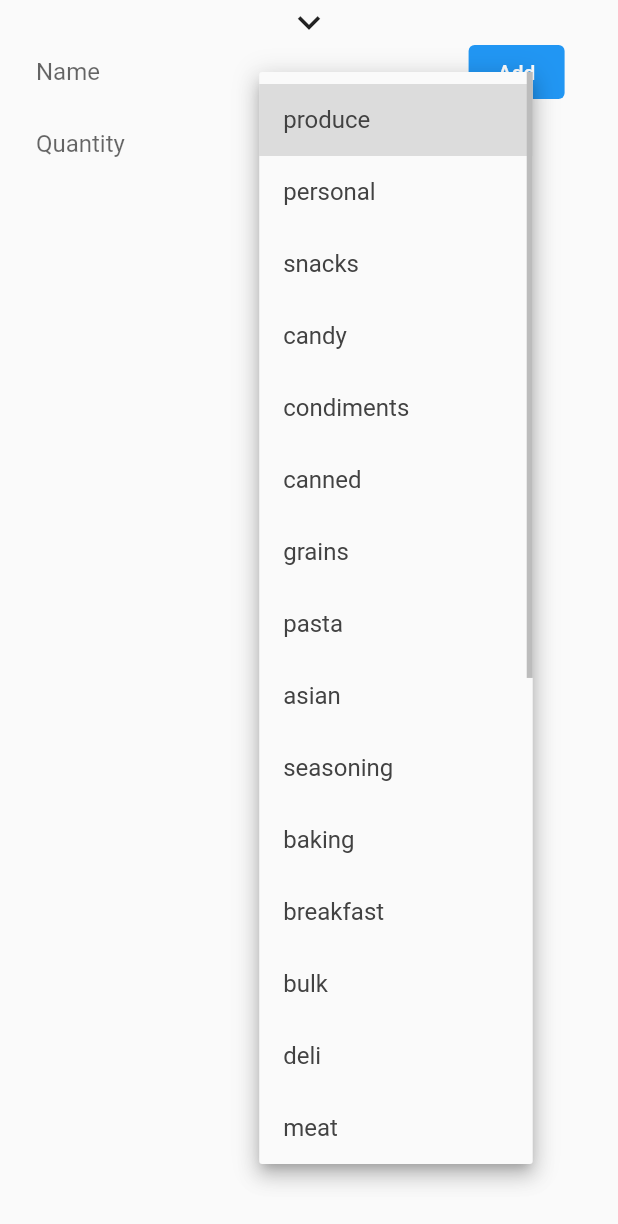
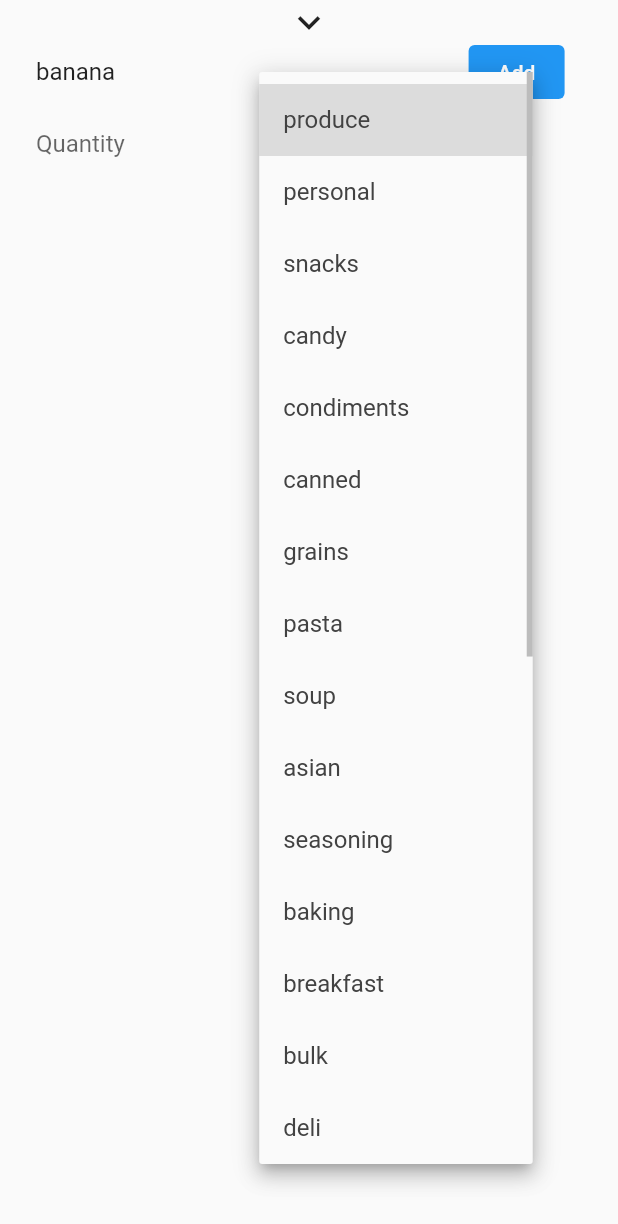
Before and after one commit to Bkohler93/Grocery_Helper, a Flutter app: the AddIngredientModal widget shown alone on an empty page, opened directly with sample values from the repository, after a tap on "Section", on a phone screen of 412 x 824 dp. Shown: the top 1224 px of the screen. Run offline on Flutter 3.47's test engine with Material 2 defaults, Android fonts, the phone set to English and light mode, and no system bars; our stand-ins replace bloc, confetti, equatable, flutter_bloc, sqflite; missing offline and left inert: fraction; accounts and stored records are empty.

Commit message:
edit grocery not working

```diff
--- a/lib/business_logic/blocs/grocery_bloc/grocery_bloc.dart
+++ b/lib/business_logic/blocs/grocery_bloc/grocery_bloc.dart
@@ -107,7 +107,8 @@ class GroceryBloc extends Bloc<GroceryEvent, GroceryState> {
 
   Future<void> _updateGrocery(UpdateGroceryEvent event, Emitter<GroceryState> emit) async {
     try {
-      var id = await _groceryRepository.checkOffGroceryItem(event.item);
+      emit(GroceryInitial());
+      var id = await _groceryRepository.updateGroceryItem(event.item);
       add(GetGroceriesEvent());
     } catch (error) {
       emit(GroceriesError("Failed to update item"));
--- a/lib/data/db_provider.dart
+++ b/lib/data/db_provider.dart
@@ -58,7 +58,7 @@ class SQLHelper {
 
   static Future<void> fillTables(sql.Database db) async {
     await db.execute("""
-      INSERT INTO sections(name) VALUES ("produce"), ("personal"), ("snacks"), ("candy"),("condiments"), ("canned"), ("grains"), ("pasta"), ("asian"), ("seasoning"), ("baking"), ("breakfast"), ("bulk"), ("deli"), ("meat"), ("beer"), ("dairy"), ("cold beverages"), ("frozen"), ("household"), ("mexican"), ("chips"), ("soda"), ("bakery"), ("wine"), ("bread"), ("other")
+      INSERT INTO sections(name) VALUES ("produce"), ("personal"), ("snacks"), ("candy"),("condiments"), ("canned"), ("grains"), ("pasta"), ("soup"), ("asian"), ("seasoning"), ("baking"), ("breakfast"), ("bulk"), ("deli"), ("meat"), ("beer"), ("dairy"), ("cold beverages"), ("frozen"), ("household"), ("mexican"), ("chips"), ("soda"), ("bakery"), ("wine"), ("bread"), ("other")
     """);
     await db.execute("""
       INSERT INTO meals(name, checked)
@@ -93,7 +93,7 @@ class SQLHelper {
 
   //retrieve database
   static Future<sql.Database> db() async {
-    //!sql.databaseFactory.deleteDatabase(join(await sql.getDatabasesPath(), 'grocery.db'));
+    //sql.databaseFactory.deleteDatabase(join(await sql.getDatabasesPath(), 'grocery.db'));
     return sql.openDatabase(
       join(await sql.getDatabasesPath(), 'grocery.db'),
       version: 1,
@@ -167,7 +167,6 @@ class SQLHelper {
     for (var meal in result) {
       meals.add(Meal.fromMap(meal));
     }
-
     return meals;
   }
 
@@ -202,7 +201,7 @@ class SQLHelper {
           "name": item["name"],
           "qty": item['qty'],
           "qty_unit": item['qty_unit'],
-          "id": item['rowid'],
+          "rowid": item['rowid'],
           "checked": 0,
         }));
       }
@@ -282,7 +281,7 @@ class SQLHelper {
           "category": row["category"],
           "name": row["name"],
           "checked": row["checked"],
-          'id': row['rowid'],
+          'rowid': row['rowid'],
           "qty": row["qty"],
           "qty_unit": row["qty_unit"]
         },
--- a/lib/data/models/grocery_item.dart
+++ b/lib/data/models/grocery_item.dart
@@ -13,7 +13,7 @@ class GroceryItem {
       this.id,
       this.checkedOff = false});
 
-  static final ingredientColumns = ["rowid", "category", "name", "qty_unit", "qty", 'checked'];
+  static final ingredientColumns = ["rowid", "category", "name", "qty", "qty_unit", "checked"];
 
   Map<String, dynamic> toMap() {
     Map<String, dynamic> map = {
@@ -58,7 +58,7 @@ class GroceryItem {
         category: data['category'],
         name: data['name'],
         checkedOff: data['checked'] == 1 ? true : false,
-        id: data['id'],
+        id: data['rowid'] ?? data['id'],
         qty: data['qty'] ?? ' ',
         qtyUnit: data['qty_unit'] ?? ' ');
   }
--- a/lib/data/models/meal.dart
+++ b/lib/data/models/meal.dart
@@ -22,6 +22,6 @@ class Meal {
   }
 
   static fromMap(Map map) {
-    return Meal(name: map["name"], id: map["id"], checked: map['checked'] == 1 ? true : false);
+    return Meal(name: map["name"], id: map["rowid"], checked: map['checked'] == 1 ? true : false);
   }
 }
--- a/lib/presentation/screens/add_meal.dart
+++ b/lib/presentation/screens/add_meal.dart
@@ -97,12 +97,12 @@ class AddMealForm extends StatelessWidget {
               Padding(
                 padding: const EdgeInsets.symmetric(horizontal: 24.0),
                 child: Column(crossAxisAlignment: CrossAxisAlignment.stretch, children: [
-                  const IngredientNameField(),
-                  const IngredientQtyField(),
+                  IngredientNameField(),
+                  IngredientQtyField(),
                   Row(
                     mainAxisAlignment: MainAxisAlignment.spaceBetween,
                     children: [
-                      const CategoryDropdownWidget(),
+                      CategoryDropdownWidget(),
                       TextButton(
                           style: ButtonStyle(
                             foregroundColor: MaterialStateProperty.all<Color>(Colors.white),
@@ -203,9 +203,11 @@ class IngredientBadge extends StatelessWidget {
 }
 
 class IngredientNameField extends StatefulWidget {
-  const IngredientNameField({
+  IngredientNameField({
     Key? key,
+    this.item,
   }) : super(key: key);
+  GroceryItem? item;
 
   @override
   State<IngredientNameField> createState() => _IngredientNameFieldState();
@@ -214,6 +216,15 @@ class IngredientNameField extends StatefulWidget {
 class _IngredientNameFieldState extends State<IngredientNameField> {
   final _controller = TextEditingController();
   final _focusNode = FocusNode();
+
+  @override
+  void initState() {
+    // TODO: implement initState
+    super.initState();
+    if (widget.item != null) {
+      _controller.text = widget.item!.name;
+    }
+  }
 
   @override
   Widget build(BuildContext context) {
@@ -249,16 +260,26 @@ class _IngredientNameFieldState extends State<IngredientNameField> {
 }
 
 class IngredientQtyField extends StatefulWidget {
-  const IngredientQtyField({
+  IngredientQtyField({
+    this.item,
     Key? key,
   }) : super(key: key);
-
+  GroceryItem? item;
   @override
   State<IngredientQtyField> createState() => _IngredientQtyFieldState();
 }
 
 class _IngredientQtyFieldState extends State<IngredientQtyField> {
   final _controller = TextEditingController();
+
+  @override
+  void initState() {
+    // TODO: implement initState
+    super.initState();
+    if (widget.item != null && widget.item!.qty != " ") {
+      _controller.text = widget.item!.qty + ' ' + widget.item!.qtyUnit;
+    }
+  }
 
   @override
   Widget build(BuildContext context) {
--- a/lib/presentation/screens/grocery_list.dart
+++ b/lib/presentation/screens/grocery_list.dart
@@ -4,6 +4,7 @@ import 'package:grocery_helper_app/business_logic/blocs/grocery_bloc/grocery_blo
 import 'package:grocery_helper_app/data/models/grocery_item.dart';
 import 'package:grocery_helper_app/presentation/widgets/add_ingredient_modal.dart';
 import 'package:grocery_helper_app/presentation/widgets/celebrate.dart';
+import 'package:grocery_helper_app/presentation/widgets/edit_indredient_modal.dart';
 
 import 'package:grocery_helper_app/presentation/widgets/grocery_list_item.dart';
 
@@ -60,8 +61,9 @@ class _GroceryListPageState extends State<GroceryListPage> {
                   showModalBottomSheet<void>(
                     context: context,
                     isScrollControlled: true,
-                    builder: (BuildContext context) {
-                      return const FractionallySizedBox(
+                    isDismissible: true,
+                    builder: (context) {
+                      return FractionallySizedBox(
                         heightFactor: 0.7,
                         child: AddIngredientModal(),
                       );
--- a/lib/presentation/widgets/add_ingredient_modal.dart
+++ b/lib/presentation/widgets/add_ingredient_modal.dart
@@ -10,8 +10,10 @@ import 'package:grocery_helper_app/presentation/screens/add_meal.dart';
 import 'package:grocery_helper_app/presentation/widgets/ingredient_category_dropdown.dart';
 
 class AddIngredientModalPage extends StatelessWidget {
-  const AddIngredientModalPage({Key? key}) : super(key: key);
-
+  AddIngredientModalPage({Key? key, GroceryItem? item}) : super(key: key) {
+    _item = item;
+  }
+  GroceryItem? _item;
   @override
   Widget build(BuildContext context) {
     return Scaffold(
@@ -37,8 +39,8 @@ class AddIngredientModalPage extends StatelessWidget {
 }
 
 class AddIngredientModal extends StatefulWidget {
-  const AddIngredientModal({Key? key, GroceryItem? item}) : super(key: key);
-
+  AddIngredientModal({Key? key, this.item}) : super(key: key);
+  GroceryItem? item;
   @override
   _AddIngredientModalState createState() => _AddIngredientModalState();
 }
@@ -49,6 +51,14 @@ class _AddIngredientModalState extends State<AddIngredientModal> {
   final ingredientNameFocusNode = FocusNode();
 
   @override
+  void initState() {
+    // TODO: implement initState
+    super.initState();
+    ingredientNameController.text = widget.item?.name ?? "";
+    ingredientQtyController.text = widget.item?.qty ?? "";
+  }
+
+  @override
   Widget build(BuildContext context) {
     return Stack(alignment: Alignment.center, children: <Widget>[
       Center(
@@ -56,7 +66,7 @@ class _AddIngredientModalState extends State<AddIngredientModal> {
           padding: const EdgeInsets.all(24.0),
           child: Column(children: [
             Row(children: [
-              const IngredientNameField(),
+              IngredientNameField(item: widget.item),
               TextButton(
                   style: ButtonStyle(
                     foregroundColor: MaterialStateProperty.all<Color>(Colors.white),
@@ -71,7 +81,7 @@ class _AddIngredientModalState extends State<AddIngredientModal> {
                   child: const Text('Add')),
             ]),
             Row(
-              children: const [
+              children: [
                 IngredientQtyField(),
                 CategoryDropdownWidget(),
               ],
--- a/lib/presentation/widgets/ingredient_category_dropdown.dart
+++ b/lib/presentation/widgets/ingredient_category_dropdown.dart
@@ -3,31 +3,41 @@ import 'package:flutter_bloc/flutter_bloc.dart';
 import 'package:grocery_helper_app/business_logic/blocs/add_meal_bloc/add_meal_bloc.dart';
 import 'package:grocery_helper_app/business_logic/cubits/ingredient_cubit/add_ingredient_cubit.dart';
 import 'package:grocery_helper_app/business_logic/notifiers/section_notifier.dart';
+import 'package:grocery_helper_app/data/models/grocery_item.dart';
 import 'package:grocery_helper_app/data/models/section.dart';
 import 'package:grocery_helper_app/data/repositories/section/section_repository.dart';
 import 'package:provider/provider.dart';
 
 class CategoryDropdownWidget extends StatelessWidget {
-  const CategoryDropdownWidget({Key? key}) : super(key: key);
-
+  CategoryDropdownWidget({Key? key, this.item}) : super(key: key);
+  final GroceryItem? item;
   @override
   Widget build(BuildContext context) {
     return ChangeNotifierProvider(
         create: (context) =>
             SectionNotifier(context: context, sectionRepository: SectionRepository()),
-        child: const CategoryDropdown());
+        child: CategoryDropdown(item: item));
   }
 }
 
 class CategoryDropdown extends StatefulWidget {
-  const CategoryDropdown({Key? key}) : super(key: key);
-
+  CategoryDropdown({Key? key, this.item}) : super(key: key);
+  GroceryItem? item;
   @override
   State<CategoryDropdown> createState() => _CategoryDropdownState();
 }
 
 class _CategoryDropdownState extends State<CategoryDropdown> {
   String? dropdownValue;
+
+  @override
+  void initState() {
+    // TODO: implement initState
+    super.initState();
+    if (widget.item != null) {
+      dropdownValue = widget.item?.category;
+    }
+  }
 
   @override
   Widget build(BuildContext context) {
```
Also changed, not shown: lib/presentation/widgets/edit_indredient_modal.dart (added, +66 -0 lines), lib/presentation/widgets/grocery_list_item.dart (+12 -1 lines), lib/data/providers/grocery_provider.dart (added), lib/data/providers/meal_provider.dart (added), lib/data/providers/section_provider.dart (added).
